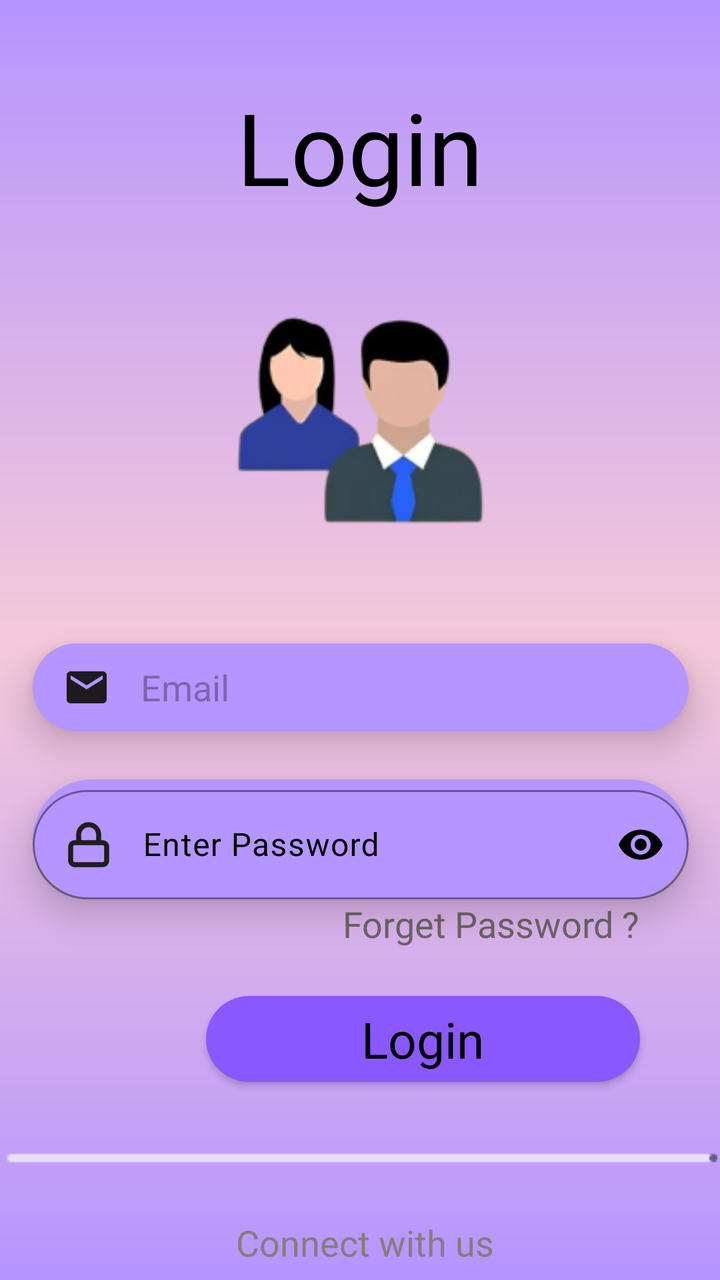
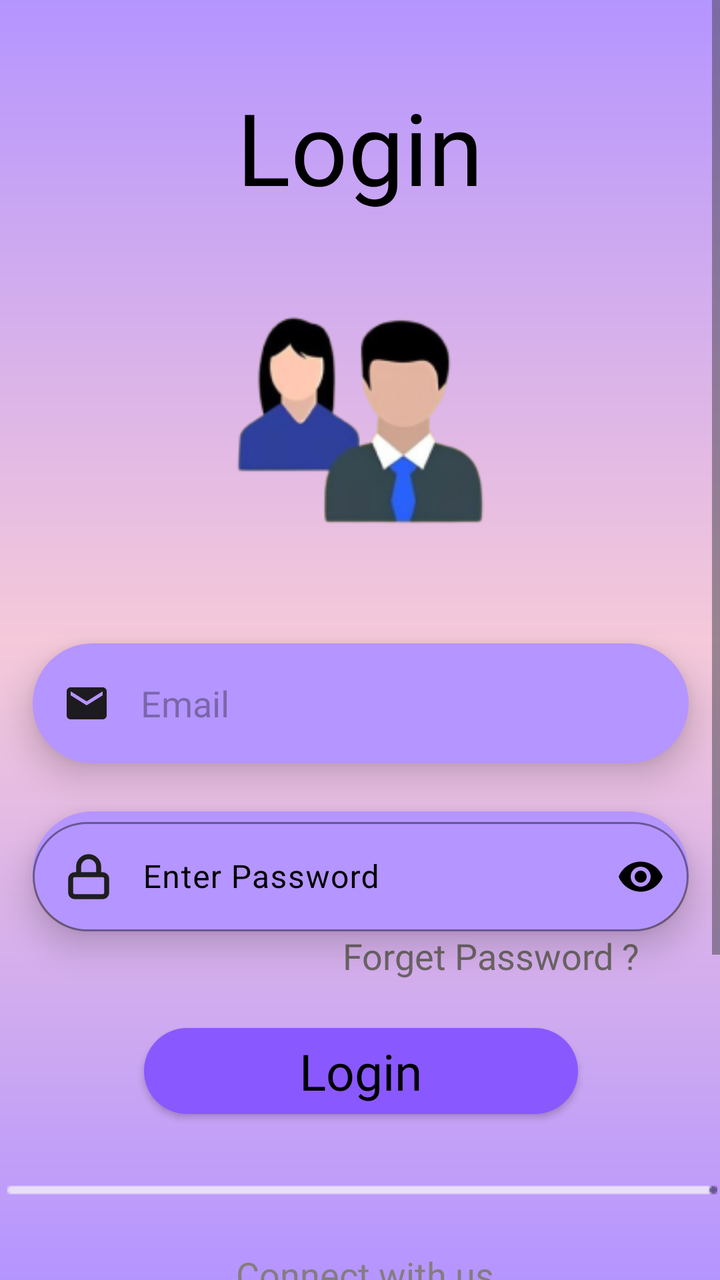

Two renders of the same Android screen: before a commit and after it. Below are the layout's source before the change and the commit's diff.
<!-- AndroidManifest.xml: application theme Theme.InvestGenius -->
<!-- res/layout/activity_login.xml -->
<?xml version="1.0" encoding="utf-8"?>
<androidx.constraintlayout.widget.ConstraintLayout xmlns:android="http://schemas.android.com/apk/res/android"
    xmlns:app="http://schemas.android.com/apk/res-auto"
    xmlns:tools="http://schemas.android.com/tools"
    android:id="@+id/main"
    android:layout_width="match_parent"
    android:layout_height="match_parent"
    android:background="@drawable/background"
    tools:context=".login_activity">

    <TextView
        android:id="@+id/textView5"
        android:layout_width="wrap_content"
        android:layout_height="wrap_content"
        android:layout_marginTop="40dp"
        android:fontFamily="@font/blinker_bold"
        android:text="Login"
        android:textColor="#000000"
        android:textSize="50sp"
        app:layout_constraintEnd_toEndOf="parent"
        app:layout_constraintStart_toStartOf="parent"
        app:layout_constraintTop_toTopOf="parent" />

    <ImageView
        android:id="@+id/imageView2"
        android:layout_width="209dp"
        android:layout_height="207dp"
        app:layout_constraintEnd_toEndOf="@+id/textView5"
        app:layout_constraintStart_toStartOf="@+id/textView5"
        app:layout_constraintTop_toBottomOf="@+id/textView5"
        app:srcCompat="@drawable/login" />

    <EditText
        android:id="@+id/editTextTextEmailAddress"
        android:layout_width="328dp"
        android:layout_height="44dp"
        android:layout_marginTop="8dp"
        android:background="@drawable/input"
        android:drawableLeft="@drawable/mail"
        android:drawablePadding="15dp"
        android:elevation="10dp"
        android:ems="10"
        android:hint="Email"
        android:inputType="textEmailAddress"
        android:paddingStart="15dp"
        android:textColor="#6B6464"
        app:layout_constraintEnd_toEndOf="@+id/imageView2"
        app:layout_constraintStart_toStartOf="@+id/imageView2"
        app:layout_constraintTop_toBottomOf="@+id/imageView2" />

    <TextView
        android:id="@+id/textView6"
        android:layout_width="wrap_content"
        android:layout_height="wrap_content"
        android:layout_marginEnd="40dp"
        android:fontFamily="@font/istok_web"
        android:text="Forget Password ?"
        android:textColor="#6B6464"
        android:textSize="18sp"
        app:layout_constraintEnd_toEndOf="parent"
        app:layout_constraintTop_toBottomOf="@+id/textInputLayout2" />

    <androidx.appcompat.widget.AppCompatButton
        android:id="@+id/button2"
        android:layout_width="217dp"
        android:layout_height="43dp"
        android:layout_marginTop="24dp"
        android:background="@drawable/button"
        android:elevation="10dp"
        android:fontFamily="@font/istok_web_bold"
        android:text="Login"
        android:textAllCaps="false"
        android:textColor="#000000"
        android:textSize="25sp"
        app:layout_constraintEnd_toEndOf="@+id/textView6"
        app:layout_constraintTop_toBottomOf="@+id/textView6" />

    <ImageView
        android:id="@+id/imageView4"
        android:layout_width="wrap_content"
        android:layout_height="wrap_content"
        android:layout_marginTop="32dp"
        app:layout_constraintEnd_toEndOf="parent"
        app:layout_constraintStart_toStartOf="parent"
        app:layout_constraintTop_toBottomOf="@+id/button2"
        app:srcCompat="@drawable/linear" />

    <TextView
        android:id="@+id/textView7"
        android:layout_width="wrap_content"
        android:layout_height="wrap_content"
        android:layout_marginTop="24dp"
        android:fontFamily="@font/istok_web_bold"
        android:text=" Connect with us"
        android:textColor="#847D7D"
        android:textSize="18sp"
        app:layout_constraintEnd_toEndOf="@+id/imageView4"
        app:layout_constraintStart_toStartOf="@+id/imageView4"
        app:layout_constraintTop_toBottomOf="@+id/imageView4" />

    <androidx.appcompat.widget.AppCompatButton
        android:id="@+id/button3"
        android:layout_width="199dp"
        android:layout_height="59dp"
        android:layout_marginTop="40dp"
        android:background="@drawable/googlebutton"
        android:drawableLeft="@drawable/google"
        android:fontFamily="@font/istok_web_bold"
        android:paddingStart="50dp"
        android:paddingEnd="50dp"
        android:text="Google"
        android:textAllCaps="false"
        android:textColor="#1E1E1E"
        android:textSize="16sp"
        app:layout_constraintEnd_toEndOf="@+id/textView7"
        app:layout_constraintStart_toStartOf="@+id/textView7"
        app:layout_constraintTop_toBottomOf="@+id/textView7" />

    <TextView
        android:id="@+id/textView8"
        android:layout_width="wrap_content"
        android:layout_height="wrap_content"
        android:layout_marginTop="60dp"
        android:fontFamily="@font/istok_web_bold"
        android:text="Don’t have account?"
        android:textColor="#000000"
        android:textSize="18sp"
        app:layout_constraintEnd_toEndOf="@+id/button3"
        app:layout_constraintStart_toStartOf="@+id/button3"
        app:layout_constraintTop_toBottomOf="@+id/button3" />

    <TextView
        android:id="@+id/textView9"
        android:layout_width="wrap_content"
        android:layout_height="wrap_content"
        android:fontFamily="@font/istok_web_bold"
        android:text="SignUp"
        android:textColor="#7F48FF"
        android:textSize="18sp"
        app:layout_constraintEnd_toEndOf="@+id/textView8"
        app:layout_constraintStart_toStartOf="@+id/textView8"
        app:layout_constraintTop_toBottomOf="@+id/textView8" />

    <com.google.android.material.textfield.TextInputLayout
        android:id="@+id/textInputLayout2"
        android:layout_width="328dp"
        android:layout_height="60dp"
        android:layout_marginTop="24dp"
        app:passwordToggleEnabled="true"
        android:background="@drawable/input"
        app:boxCornerRadiusBottomEnd="30dp"
        app:boxCornerRadiusBottomStart="30dp"
        app:boxCornerRadiusTopEnd="30dp"
        app:boxCornerRadiusTopStart="30dp"
        app:hintTextColor="@color/black"
        android:textColorHint="@color/black"
        app:boxStrokeColor="@color/black"
        android:elevation="10dp"
        app:passwordToggleTint="@color/black"
        app:layout_constraintEnd_toEndOf="@+id/editTextTextEmailAddress"
        app:layout_constraintStart_toStartOf="@+id/editTextTextEmailAddress"
        app:layout_constraintTop_toBottomOf="@+id/editTextTextEmailAddress">

        <com.google.android.material.textfield.TextInputEditText
            android:id="@+id/passtext"
            android:layout_width="match_parent"
            android:layout_height="match_parent"
            android:drawableStart="@drawable/lock"
            android:drawablePadding="15dp"
            android:textColor="@color/black"
            android:inputType="textPassword"
            android:hint="Enter Password" />
    </com.google.android.material.textfield.TextInputLayout>
</androidx.constraintlayout.widget.ConstraintLayout>
<!-- resources referenced by this layout -->
<resources>
  <color name="black">#FF000000</color>
  <!-- drawable background (drawable) -->
  <?xml version="1.0" encoding="utf-8"?>
  <shape xmlns:android="http://schemas.android.com/apk/res/android">
      <gradient
          android:startColor="#B595FF"
          android:centerColor="#F5C9D9"
          android:endColor="#B595FF"
          android:angle="450">
      </gradient>
  </shape>
  <!-- drawable button (drawable) -->
  <?xml version="1.0" encoding="utf-8"?>
  <shape xmlns:android="http://schemas.android.com/apk/res/android">
      <solid android:color="#8A58FF">
      </solid>
      <corners android:radius="50dp"></corners>
      <stroke android:color="@color/white"/>
  </shape>
  <!-- drawable google: png bitmap (drawable, 956 bytes) -->
  <!-- drawable googlebutton (drawable) -->
  <?xml version="1.0" encoding="utf-8"?>
  <shape xmlns:android="http://schemas.android.com/apk/res/android">
      <solid android:color="#D5D0E0"/>
      <corners android:radius="20dp"/>
      <stroke android:color="@color/black"
          android:width="1dp"/>
  </shape>
  <!-- drawable input (drawable) -->
  <?xml version="1.0" encoding="utf-8"?>
  <shape xmlns:android="http://schemas.android.com/apk/res/android">
      <solid android:color="#B595FF"/>
      <corners android:radius="30dp"/>
      <stroke android:color="@color/white"/>
  </shape>
  <!-- drawable linear: png bitmap (drawable, 265 bytes) -->
  <!-- drawable lock (drawable) -->
  <vector xmlns:android="http://schemas.android.com/apk/res/android"
      android:width="24dp"
      android:height="24dp"
      android:viewportWidth="24"
      android:viewportHeight="24">
    <path
        android:pathData="M7,11V7C7,5.674 7.527,4.402 8.464,3.464C9.402,2.527 10.674,2 12,2C13.326,2 14.598,2.527 15.535,3.464C16.473,4.402 17,5.674 17,7V11M5,11H19C20.105,11 21,11.895 21,13V20C21,21.105 20.105,22 19,22H5C3.895,22 3,21.105 3,20V13C3,11.895 3.895,11 5,11Z"
        android:strokeLineJoin="round"
        android:strokeWidth="2.5"
        android:fillColor="#00000000"
        android:strokeColor="#1E1E1E"
        android:strokeLineCap="round"/>
  </vector>
  <!-- drawable login: png bitmap (drawable, 18984 bytes) -->
  <!-- drawable mail (drawable) -->
  <vector xmlns:android="http://schemas.android.com/apk/res/android"
      android:width="24dp"
      android:height="24dp"
      android:viewportWidth="24"
      android:viewportHeight="24">
    <path
        android:pathData="M4,20C3.45,20 2.975,19.808 2.575,19.425C2.192,19.025 2,18.55 2,18V6C2,5.45 2.192,4.983 2.575,4.6C2.975,4.2 3.45,4 4,4H20C20.55,4 21.017,4.2 21.4,4.6C21.8,4.983 22,5.45 22,6V18C22,18.55 21.8,19.025 21.4,19.425C21.017,19.808 20.55,20 20,20H4ZM12,13L20,8V6L12,11L4,6V8L12,13Z"
        android:fillColor="#1D1B20"/>
  </vector>
  <style name="Theme.InvestGenius" parent="Base.Theme.InvestGenius" />
  <color name="white">#FFFFFFFF</color>
  <style name="Base.Theme.InvestGenius" parent="Theme.Material3.DayNight.NoActionBar">
          
          
      </style>
</resources>

<!-- the commit's change to res/layout/activity_login.xml (unified diff, before → after) -->
@@ -8,167 +8,180 @@
     android:background="@drawable/background"
     tools:context=".login_activity">
 
-    <TextView
-        android:id="@+id/textView5"
-        android:layout_width="wrap_content"
-        android:layout_height="wrap_content"
-        android:layout_marginTop="40dp"
-        android:fontFamily="@font/blinker_bold"
-        android:text="Login"
-        android:textColor="#000000"
-        android:textSize="50sp"
-        app:layout_constraintEnd_toEndOf="parent"
-        app:layout_constraintStart_toStartOf="parent"
-        app:layout_constraintTop_toTopOf="parent" />
+    <ScrollView
+        android:layout_width="match_parent"
+        android:layout_height="match_parent">
 
-    <ImageView
-        android:id="@+id/imageView2"
-        android:layout_width="209dp"
-        android:layout_height="207dp"
-        app:layout_constraintEnd_toEndOf="@+id/textView5"
-        app:layout_constraintStart_toStartOf="@+id/textView5"
-        app:layout_constraintTop_toBottomOf="@+id/textView5"
-        app:srcCompat="@drawable/login" />
+        <androidx.constraintlayout.widget.ConstraintLayout
+            android:layout_width="match_parent"
+            android:layout_height="wrap_content">
 
-    <EditText
-        android:id="@+id/editTextTextEmailAddress"
-        android:layout_width="328dp"
-        android:layout_height="44dp"
-        android:layout_marginTop="8dp"
-        android:background="@drawable/input"
-        android:drawableLeft="@drawable/mail"
-        android:drawablePadding="15dp"
-        android:elevation="10dp"
-        android:ems="10"
-        android:hint="Email"
-        android:inputType="textEmailAddress"
-        android:paddingStart="15dp"
-        android:textColor="#6B6464"
-        app:layout_constraintEnd_toEndOf="@+id/imageView2"
-        app:layout_constraintStart_toStartOf="@+id/imageView2"
-        app:layout_constraintTop_toBottomOf="@+id/imageView2" />
+            <TextView
+                android:id="@+id/textView5"
+                android:layout_width="wrap_content"
+                android:layout_height="wrap_content"
+                android:layout_marginTop="40dp"
+                android:fontFamily="@font/blinker_bold"
+                android:text="Login"
+                android:textColor="#000000"
+                android:textSize="50sp"
+                app:layout_constraintEnd_toEndOf="parent"
+                app:layout_constraintStart_toStartOf="parent"
+                app:layout_constraintTop_toTopOf="parent" />
 
-    <TextView
-        android:id="@+id/textView6"
-        android:layout_width="wrap_content"
-        android:layout_height="wrap_content"
-        android:layout_marginEnd="40dp"
-        android:fontFamily="@font/istok_web"
-        android:text="Forget Password ?"
-        android:textColor="#6B6464"
-        android:textSize="18sp"
-        app:layout_constraintEnd_toEndOf="parent"
-        app:layout_constraintTop_toBottomOf="@+id/textInputLayout2" />
+            <ImageView
+                android:id="@+id/imageView2"
+                android:layout_width="209dp"
+                android:layout_height="207dp"
+                app:layout_constraintEnd_toEndOf="@+id/textView5"
+                app:layout_constraintStart_toStartOf="@+id/textView5"
+                app:layout_constraintTop_toBottomOf="@+id/textView5"
+                app:srcCompat="@drawable/login" />
 
-    <androidx.appcompat.widget.AppCompatButton
-        android:id="@+id/button2"
-        android:layout_width="217dp"
-        android:layout_height="43dp"
-        android:layout_marginTop="24dp"
-        android:background="@drawable/button"
-        android:elevation="10dp"
-        android:fontFamily="@font/istok_web_bold"
-        android:text="Login"
-        android:textAllCaps="false"
-        android:textColor="#000000"
-        android:textSize="25sp"
-        app:layout_constraintEnd_toEndOf="@+id/textView6"
-        app:layout_constraintTop_toBottomOf="@+id/textView6" />
+            <EditText
+                android:id="@+id/editTextTextEmailAddress"
+                android:layout_width="328dp"
+                android:layout_height="60dp"
+                android:layout_marginTop="8dp"
+                android:background="@drawable/input"
+                android:drawableLeft="@drawable/mail"
+                android:drawablePadding="15dp"
+                android:elevation="10dp"
+                android:ems="10"
+                android:hint="Email"
+                android:inputType="textEmailAddress"
+                android:paddingStart="15dp"
+                android:textColor="#6B6464"
+                app:layout_constraintEnd_toEndOf="@+id/imageView2"
+                app:layout_constraintStart_toStartOf="@+id/imageView2"
+                app:layout_constraintTop_toBottomOf="@+id/imageView2" />
 
-    <ImageView
-        android:id="@+id/imageView4"
-        android:layout_width="wrap_content"
-        android:layout_height="wrap_content"
-        android:layout_marginTop="32dp"
-        app:layout_constraintEnd_toEndOf="parent"
-        app:layout_constraintStart_toStartOf="parent"
-        app:layout_constraintTop_toBottomOf="@+id/button2"
-        app:srcCompat="@drawable/linear" />
+            <TextView
+                android:id="@+id/textView6"
+                android:layout_width="wrap_content"
+                android:layout_height="wrap_content"
+                android:layout_marginEnd="40dp"
+                android:fontFamily="@font/istok_web"
+                android:text="Forget Password ?"
+                android:textColor="#6B6464"
+                android:textSize="18sp"
+                app:layout_constraintEnd_toEndOf="parent"
+                app:layout_constraintTop_toBottomOf="@+id/textInputLayout2" />
 
-    <TextView
-        android:id="@+id/textView7"
-        android:layout_width="wrap_content"
-        android:layout_height="wrap_content"
-        android:layout_marginTop="24dp"
-        android:fontFamily="@font/istok_web_bold"
-        android:text=" Connect with us"
-        android:textColor="#847D7D"
-        android:textSize="18sp"
-        app:layout_constraintEnd_toEndOf="@+id/imageView4"
-        app:layout_constraintStart_toStartOf="@+id/imageView4"
-        app:layout_constraintTop_toBottomOf="@+id/imageView4" />
+            <androidx.appcompat.widget.AppCompatButton
+                android:id="@+id/button2"
+                android:layout_width="217dp"
+                android:layout_height="43dp"
+                android:layout_marginTop="24dp"
+                android:background="@drawable/button"
+                android:elevation="10dp"
+                android:fontFamily="@font/istok_web_bold"
+                android:text="Login"
+                android:textAllCaps="false"
+                android:textColor="#000000"
+                android:textSize="25sp"
+                app:layout_constraintEnd_toEndOf="@+id/textInputLayout2"
+                app:layout_constraintStart_toStartOf="@+id/textInputLayout2"
+                app:layout_constraintTop_toBottomOf="@+id/textView6" />
 
-    <androidx.appcompat.widget.AppCompatButton
-        android:id="@+id/button3"
-        android:layout_width="199dp"
-        android:layout_height="59dp"
-        android:layout_marginTop="40dp"
-        android:background="@drawable/googlebutton"
-        android:drawableLeft="@drawable/google"
-        android:fontFamily="@font/istok_web_bold"
-        android:paddingStart="50dp"
-        android:paddingEnd="50dp"
-        android:text="Google"
-        android:textAllCaps="false"
-        android:textColor="#1E1E1E"
-        android:textSize="16sp"
-        app:layout_constraintEnd_toEndOf="@+id/textView7"
-        app:layout_constraintStart_toStartOf="@+id/textView7"
-        app:layout_constraintTop_toBottomOf="@+id/textView7" />
+            <ImageView
+                android:id="@+id/imageView4"
+                android:layout_width="wrap_content"
+                android:layout_height="wrap_content"
+                android:layout_marginTop="32dp"
+                app:layout_constraintEnd_toEndOf="parent"
+                app:layout_constraintStart_toStartOf="parent"
+                app:layout_constraintTop_toBottomOf="@+id/button2"
+                app:srcCompat="@drawable/linear" />
 
-    <TextView
-        android:id="@+id/textView8"
-        android:layout_width="wrap_content"
-        android:layout_height="wrap_content"
-        android:layout_marginTop="60dp"
-        android:fontFamily="@font/istok_web_bold"
-        android:text="Don’t have account?"
-        android:textColor="#000000"
-        android:textSize="18sp"
-        app:layout_constraintEnd_toEndOf="@+id/button3"
-        app:layout_constraintStart_toStartOf="@+id/button3"
-        app:layout_constraintTop_toBottomOf="@+id/button3" />
+            <TextView
+                android:id="@+id/textView7"
+                android:layout_width="wrap_content"
+                android:layout_height="wrap_content"
+                android:layout_marginTop="24dp"
+                android:fontFamily="@font/istok_web_bold"
+                android:text=" Connect with us"
+                android:textColor="#847D7D"
+                android:textSize="18sp"
+                app:layout_constraintEnd_toEndOf="@+id/imageView4"
+                app:layout_constraintStart_toStartOf="@+id/imageView4"
+                app:layout_constraintTop_toBottomOf="@+id/imageView4" />
 
-    <TextView
-        android:id="@+id/textView9"
-        android:layout_width="wrap_content"
-        android:layout_height="wrap_content"
-        android:fontFamily="@font/istok_web_bold"
-        android:text="SignUp"
-        android:textColor="#7F48FF"
-        android:textSize="18sp"
-        app:layout_constraintEnd_toEndOf="@+id/textView8"
-        app:layout_constraintStart_toStartOf="@+id/textView8"
-        app:layout_constraintTop_toBottomOf="@+id/textView8" />
+            <androidx.appcompat.widget.AppCompatButton
+                android:id="@+id/button3"
+                android:layout_width="199dp"
+                android:layout_height="59dp"
+                android:layout_marginTop="40dp"
+                android:background="@drawable/googlebutton"
+                android:drawableLeft="@drawable/google"
+                android:fontFamily="@font/istok_web_bold"
+                android:paddingStart="50dp"
+                android:paddingEnd="50dp"
+                android:text="Google"
+                android:textAllCaps="false"
+                android:textColor="#1E1E1E"
+                android:textSize="16sp"
+                app:layout_constraintEnd_toEndOf="@+id/textView7"
+                app:layout_constraintStart_toStartOf="@+id/textView7"
+                app:layout_constraintTop_toBottomOf="@+id/textView7" />
 
-    <com.google.android.material.textfield.TextInputLayout
-        android:id="@+id/textInputLayout2"
-        android:layout_width="328dp"
-        android:layout_height="60dp"
-        android:layout_marginTop="24dp"
-        app:passwordToggleEnabled="true"
-        android:background="@drawable/input"
-        app:boxCornerRadiusBottomEnd="30dp"
-        app:boxCornerRadiusBottomStart="30dp"
-        app:boxCornerRadiusTopEnd="30dp"
-        app:boxCornerRadiusTopStart="30dp"
-        app:hintTextColor="@color/black"
-        android:textColorHint="@color/black"
-        app:boxStrokeColor="@color/black"
-        android:elevation="10dp"
-        app:passwordToggleTint="@color/black"
-        app:layout_constraintEnd_toEndOf="@+id/editTextTextEmailAddress"
-        app:layout_constraintStart_toStartOf="@+id/editTextTextEmailAddress"
-        app:layout_constraintTop_toBottomOf="@+id/editTextTextEmailAddress">
+            <TextView
+                android:id="@+id/textView8"
+                android:layout_width="wrap_content"
+                android:layout_height="wrap_content"
+                android:layout_marginTop="60dp"
+                android:fontFamily="@font/istok_web_bold"
+                android:text="Don’t have account?"
+                android:textColor="#000000"
+                android:textSize="18sp"
+                app:layout_constraintEnd_toEndOf="@+id/button3"
+                app:layout_constraintStart_toStartOf="@+id/button3"
+                app:layout_constraintTop_toBottomOf="@+id/button3" />
 
-        <com.google.android.material.textfield.TextInputEditText
-            android:id="@+id/passtext"
-            android:layout_width="match_parent"
-            android:layout_height="match_parent"
-            android:drawableStart="@drawable/lock"
-            android:drawablePadding="15dp"
-            android:textColor="@color/black"
-            android:inputType="textPassword"
-            android:hint="Enter Password" />
-    </com.google.android.material.textfield.TextInputLayout>
+            <TextView
+                android:id="@+id/textView9"
+                android:layout_width="wrap_content"
+                android:layout_height="wrap_content"
+                android:layout_marginTop="1dp"
+                android:fontFamily="@font/istok_web_bold"
+                android:text="SignUp"
+                android:textColor="#7F48FF"
+                android:textSize="18sp"
+                app:layout_constraintEnd_toEndOf="@+id/textView8"
+                app:layout_constraintStart_toStartOf="@+id/textView8"
+                app:layout_constraintTop_toBottomOf="@+id/textView8" />
+
+            <com.google.android.material.textfield.TextInputLayout
+                android:id="@+id/textInputLayout2"
+                android:layout_width="328dp"
+                android:layout_height="60dp"
+                android:layout_marginTop="24dp"
+                android:background="@drawable/input"
+                android:elevation="10dp"
+                android:textColorHint="@color/black"
+                app:boxCornerRadiusBottomEnd="30dp"
+                app:boxCornerRadiusBottomStart="30dp"
+                app:boxCornerRadiusTopEnd="30dp"
+                app:boxCornerRadiusTopStart="30dp"
+                app:boxStrokeColor="@color/black"
+                app:hintTextColor="@color/black"
+                app:layout_constraintEnd_toEndOf="@+id/editTextTextEmailAddress"
+                app:layout_constraintStart_toStartOf="@+id/editTextTextEmailAddress"
+                app:layout_constraintTop_toBottomOf="@+id/editTextTextEmailAddress"
+                app:passwordToggleEnabled="true"
+                app:passwordToggleTint="@color/black">
+
+                <com.google.android.material.textfield.TextInputEditText
+                    android:id="@+id/passtext"
+                    android:layout_width="match_parent"
+                    android:layout_height="match_parent"
+                    android:drawableStart="@drawable/lock"
+                    android:drawablePadding="15dp"
+                    android:hint="Enter Password"
+                    android:inputType="textPassword"
+                    android:textColor="@color/black" />
+            </com.google.android.material.textfield.TextInputLayout>
+        </androidx.constraintlayout.widget.ConstraintLayout>
+    </ScrollView>
+
 </androidx.constraintlayout.widget.ConstraintLayout>
